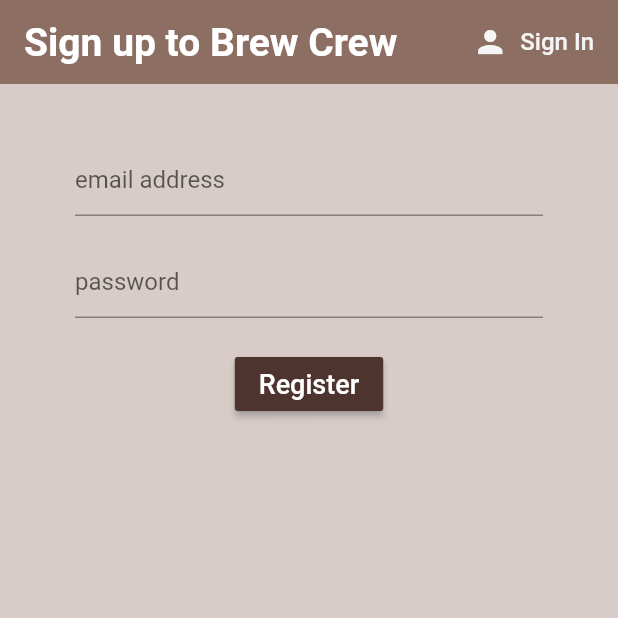
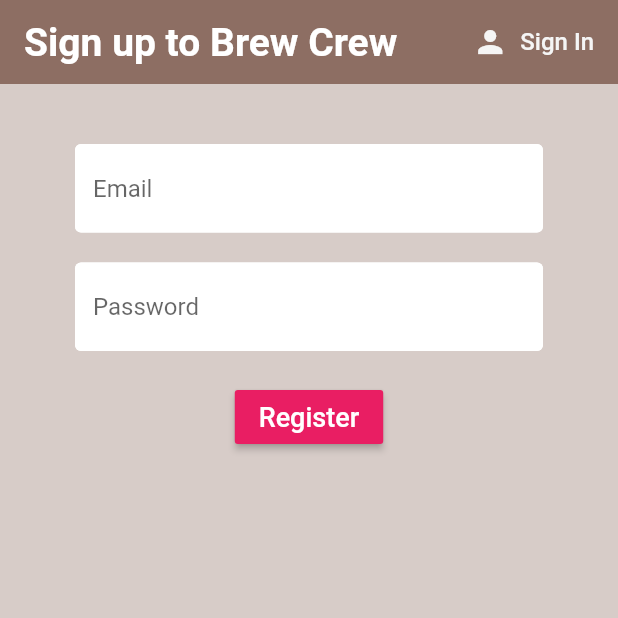
Before and after one commit to femmor/brew-crew-app, a Flutter app: the screen it shows after launch, after a tap on "Sign In", after a tap on "Sign Up", on a phone screen of 412 x 824 dp, the top half of it. Run offline on Flutter 3.47's test engine with Material 2 defaults, Android fonts, the phone set to English and light mode, and no system bars; our stand-ins replace firebase_auth, firebase_core; accounts and stored records are empty.

Commit message:
add reusable text input decoration

```diff
--- a/lib/screens/authenticate/register.dart
+++ b/lib/screens/authenticate/register.dart
@@ -1,4 +1,5 @@
 import 'package:brew_crew/services/auth.dart';
+import 'package:brew_crew/shared/constants.dart';
 import 'package:flutter/material.dart';
 
 class Register extends StatefulWidget {
@@ -61,7 +62,7 @@ class _RegisterState extends State<Register> {
               ),
               TextFormField(
                 validator: (val) => val.isEmpty ? "Please enter email" : null,
-                decoration: InputDecoration(hintText: "email address"),
+                decoration: textInputDecoration.copyWith(hintText: "Email"),
                 onChanged: (val) {
                   setState(() => email = val);
                 },
@@ -73,7 +74,7 @@ class _RegisterState extends State<Register> {
                 validator: (val) => val.length < 6
                     ? "Password should be greater than 6 characters"
                     : null,
-                decoration: InputDecoration(hintText: "password"),
+                decoration: textInputDecoration.copyWith(hintText: "Password"),
                 obscureText: true,
                 onChanged: (val) {
                   setState(() => password = val);
@@ -93,7 +94,7 @@ class _RegisterState extends State<Register> {
                     }
                   }
                 },
-                color: Colors.brown[800],
+                color: Colors.pink,
                 child: Text(
                   "Register",
                   style: TextStyle(
--- a/lib/screens/authenticate/sign_in.dart
+++ b/lib/screens/authenticate/sign_in.dart
@@ -1,4 +1,5 @@
 import 'package:brew_crew/services/auth.dart';
+import 'package:brew_crew/shared/constants.dart';
 import 'package:flutter/material.dart';
 
 class SignIn extends StatefulWidget {
@@ -61,7 +62,7 @@ class _SignInState extends State<SignIn> {
               ),
               TextFormField(
                 validator: (val) => val.isEmpty ? "Please enter email" : null,
-                decoration: InputDecoration(hintText: "email address"),
+                decoration: textInputDecoration.copyWith(hintText: "Email"),
                 onChanged: (val) {
                   setState(() => email = val);
                 },
@@ -73,7 +74,7 @@ class _SignInState extends State<SignIn> {
                 validator: (val) => val.length < 6
                     ? "Password should be greater than 6 characters"
                     : null,
-                decoration: InputDecoration(hintText: "password"),
+                decoration: textInputDecoration.copyWith(hintText: "Password"),
                 obscureText: true,
                 onChanged: (val) {
                   setState(() => password = val);
@@ -93,7 +94,7 @@ class _SignInState extends State<SignIn> {
                     }
                   }
                 },
-                color: Colors.pink[400],
+                color: Colors.pink,
                 child: Text(
                   "Sign In",
                   style: TextStyle(
--- /dev/null
+++ b/lib/shared/constants.dart
@@ -0,0 +1,17 @@
+import 'package:flutter/material.dart';
+
+const textInputDecoration = InputDecoration(
+  fillColor: Colors.white,
+  filled: true,
+  enabledBorder: OutlineInputBorder(
+      borderSide: BorderSide(
+    color: Colors.white,
+    width: 2.0,
+  )),
+  focusedBorder: OutlineInputBorder(
+    borderSide: BorderSide(
+      color: Colors.pink,
+      width: 2,
+    ),
+  ),
+);
```
